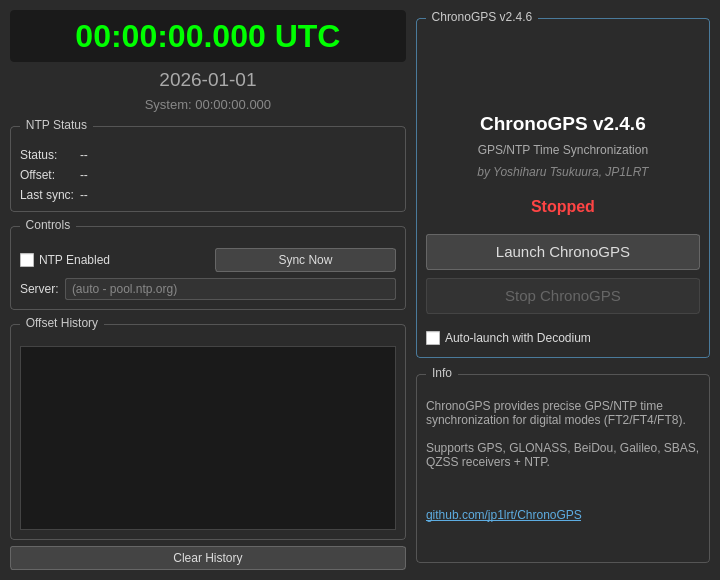
First picture: the form in widgets/TimeSyncPanel.ui, repository iu8lmc/Decodium-3.0-Codename-Raptor, before the edit.
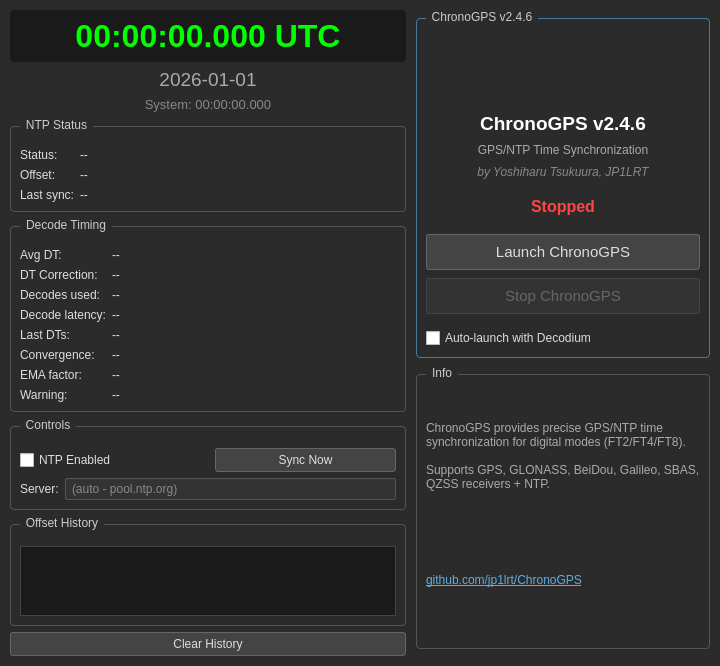
Second picture: the form after the edit.

Commit message:
Restore DT display (Decode Timing panel), keep soundcard drift removed
Re-add applyDtFeedback(), DT sample collection, status bar label,
TimeSyncPanel groupDecodeTiming (Avg DT, Convergence, EMA, Warning).
Soundcard drift measurement and display remain removed.

Diff of the .ui file:
```diff
--- a/widgets/TimeSyncPanel.ui
+++ b/widgets/TimeSyncPanel.ui
@@ -136,6 +136,133 @@
        </layout>
       </widget>
      </item>
+     <item>
+      <widget class="QGroupBox" name="groupDecodeTiming">
+       <property name="title">
+        <string>Decode Timing</string>
+       </property>
+       <layout class="QFormLayout" name="formLayoutDecodeTiming">
+        <item row="0" column="0">
+         <widget class="QLabel" name="labelAvgDt">
+          <property name="text">
+           <string>Avg DT:</string>
+          </property>
+         </widget>
+        </item>
+        <item row="0" column="1">
+         <widget class="QLabel" name="lblAvgDt">
+          <property name="text">
+           <string>--</string>
+          </property>
+         </widget>
+        </item>
+        <item row="1" column="0">
+         <widget class="QLabel" name="labelDtCorrection">
+          <property name="text">
+           <string>DT Correction:</string>
+          </property>
+         </widget>
+        </item>
+        <item row="1" column="1">
+         <widget class="QLabel" name="lblDtCorrection">
+          <property name="text">
+           <string>--</string>
+          </property>
+         </widget>
+        </item>
+        <item row="2" column="0">
+         <widget class="QLabel" name="labelDecodeCount">
+          <property name="text">
+           <string>Decodes used:</string>
+          </property>
+         </widget>
+        </item>
+        <item row="2" column="1">
+         <widget class="QLabel" name="lblDecodeCount">
+          <property name="text">
+           <string>--</string>
+          </property>
+         </widget>
+        </item>
+        <item row="3" column="0">
+         <widget class="QLabel" name="labelDecodeLatency">
+          <property name="text">
+           <string>Decode latency:</string>
+          </property>
+         </widget>
+        </item>
+        <item row="3" column="1">
+         <widget class="QLabel" name="lblDecodeLatency">
+          <property name="text">
+           <string>--</string>
+          </property>
+         </widget>
+        </item>
+        <item row="4" column="0">
+         <widget class="QLabel" name="labelLastDts">
+          <property name="text">
+           <string>Last DTs:</string>
+          </property>
+         </widget>
+        </item>
+        <item row="4" column="1">
+         <widget class="QLabel" name="lblLastDts">
+          <property name="text">
+           <string>--</string>
+          </property>
+          <property name="wordWrap">
+           <bool>true</bool>
+          </property>
+         </widget>
+        </item>
+        <item row="5" column="0">
+         <widget class="QLabel" name="labelConvergence">
+          <property name="text">
+           <string>Convergence:</string>
+          </property>
+         </widget>
+        </item>
+        <item row="5" column="1">
+         <widget class="QLabel" name="lblConvergence">
+          <property name="text">
+           <string>--</string>
+          </property>
+         </widget>
+        </item>
+        <item row="6" column="0">
+         <widget class="QLabel" name="labelEmaFactor">
+          <property name="text">
+           <string>EMA factor:</string>
+          </property>
+         </widget>
+        </item>
+        <item row="6" column="1">
+         <widget class="QLabel" name="lblEmaFactor">
+          <property name="text">
+           <string>--</string>
+          </property>
+         </widget>
+        </item>
+        <item row="7" column="0">
+         <widget class="QLabel" name="labelWarning">
+          <property name="text">
+           <string>Warning:</string>
+          </property>
+         </widget>
+        </item>
+        <item row="7" column="1">
+         <widget class="QLabel" name="lblWarning">
+          <property name="text">
+           <string>--</string>
+          </property>
+          <property name="wordWrap">
+           <bool>true</bool>
+          </property>
+         </widget>
+        </item>
+       </layout>
+      </widget>
+     </item>
      <item>
       <widget class="QGroupBox" name="groupControls">
        <property name="title">
```
The commit also changes 4 other files.
